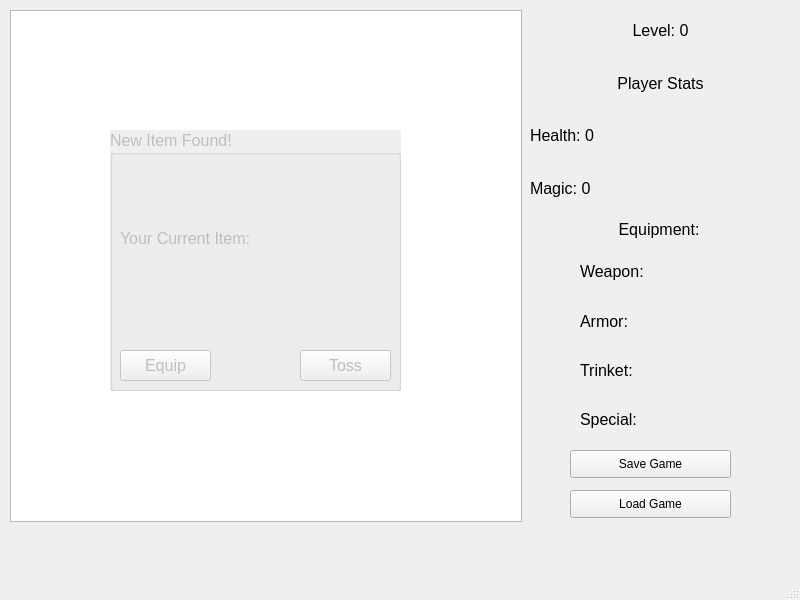
This is Game/mainwindow.ui in thyo9470/The-Thunder-Dungeon as Qt 5 draws it before an edit. The edited form follows.
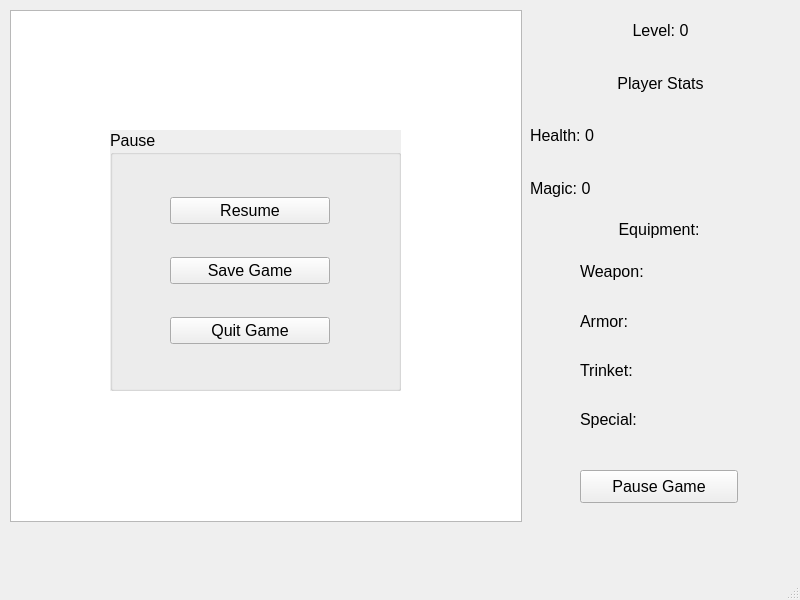
This is the edited form. Icons and pictures are not drawn.

Commit message: Basic Main Menu Functionality

```diff
--- a/Game/mainwindow.ui
+++ b/Game/mainwindow.ui
@@ -111,32 +111,6 @@
      </item>
     </layout>
    </widget>
-   <widget class="QPushButton" name="save_button">
-    <property name="geometry">
-     <rect>
-      <x>570</x>
-      <y>450</y>
-      <width>161</width>
-      <height>28</height>
-     </rect>
-    </property>
-    <property name="text">
-     <string>Save Game</string>
-    </property>
-   </widget>
-   <widget class="QPushButton" name="load_button">
-    <property name="geometry">
-     <rect>
-      <x>570</x>
-      <y>490</y>
-      <width>161</width>
-      <height>28</height>
-     </rect>
-    </property>
-    <property name="text">
-     <string>Load Game</string>
-    </property>
-   </widget>
    <widget class="QWidget" name="verticalLayoutWidget_3">
     <property name="geometry">
      <rect>
@@ -322,7 +296,7 @@
    </widget>
    <widget class="QGroupBox" name="itemFoundDialogue">
     <property name="enabled">
-     <bool>false</bool>
+     <bool>true</bool>
     </property>
     <property name="geometry">
      <rect>
@@ -431,6 +405,81 @@
      </property>
     </widget>
    </widget>
+   <widget class="QGroupBox" name="pauseMenu">
+    <property name="enabled">
+     <bool>true</bool>
+    </property>
+    <property name="geometry">
+     <rect>
+      <x>110</x>
+      <y>130</y>
+      <width>291</width>
+      <height>261</height>
+     </rect>
+    </property>
+    <property name="font">
+     <font>
+      <pointsize>12</pointsize>
+     </font>
+    </property>
+    <property name="autoFillBackground">
+     <bool>true</bool>
+    </property>
+    <property name="title">
+     <string>Pause</string>
+    </property>
+    <widget class="QWidget" name="verticalLayoutWidget_4">
+     <property name="geometry">
+      <rect>
+       <x>60</x>
+       <y>40</y>
+       <width>160</width>
+       <height>201</height>
+      </rect>
+     </property>
+     <layout class="QVBoxLayout" name="verticalLayout_4">
+      <item>
+       <widget class="QPushButton" name="resumeButton">
+        <property name="text">
+         <string>Resume</string>
+        </property>
+       </widget>
+      </item>
+      <item>
+       <widget class="QPushButton" name="save_button">
+        <property name="text">
+         <string>Save Game</string>
+        </property>
+       </widget>
+      </item>
+      <item>
+       <widget class="QPushButton" name="quitButton">
+        <property name="text">
+         <string>Quit Game</string>
+        </property>
+       </widget>
+      </item>
+     </layout>
+    </widget>
+   </widget>
+   <widget class="QPushButton" name="pauseButton">
+    <property name="geometry">
+     <rect>
+      <x>580</x>
+      <y>470</y>
+      <width>158</width>
+      <height>33</height>
+     </rect>
+    </property>
+    <property name="font">
+     <font>
+      <pointsize>12</pointsize>
+     </font>
+    </property>
+    <property name="text">
+     <string>Pause Game</string>
+    </property>
+   </widget>
   </widget>
   <widget class="QMenuBar" name="menubar">
    <property name="geometry">
```
The commit also changes 13 other files.
